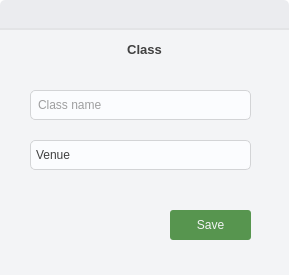
takundafarakeza/Timetable_Generator, file ui/add_class_dialog.ui: the form before one commit.
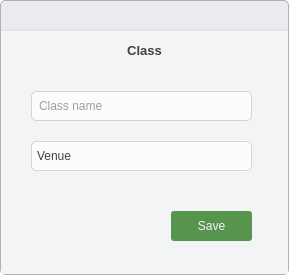
The form after the commit. Icons and pictures are not drawn.

The edit to the form file:
```diff
--- a/ui/add_class_dialog.ui
+++ b/ui/add_class_dialog.ui
@@ -75,6 +75,7 @@
 QWidget#main_container {
 	background: #EBECEF;
 	border-radius: 5px;
+	border: 1px solid #B1B1B1;
 }
 
 QWidget#container {
@@ -112,16 +113,16 @@
        <number>0</number>
       </property>
       <property name="leftMargin">
-       <number>0</number>
+       <number>1</number>
       </property>
       <property name="topMargin">
-       <number>0</number>
+       <number>1</number>
       </property>
       <property name="rightMargin">
-       <number>0</number>
+       <number>1</number>
       </property>
       <property name="bottomMargin">
-       <number>0</number>
+       <number>1</number>
       </property>
       <item>
        <widget class="QWidget" name="toolbar" native="true">
```
